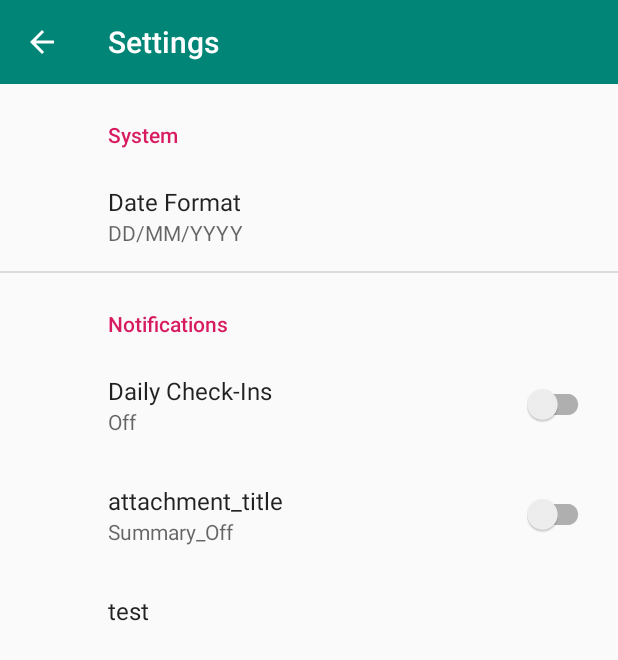
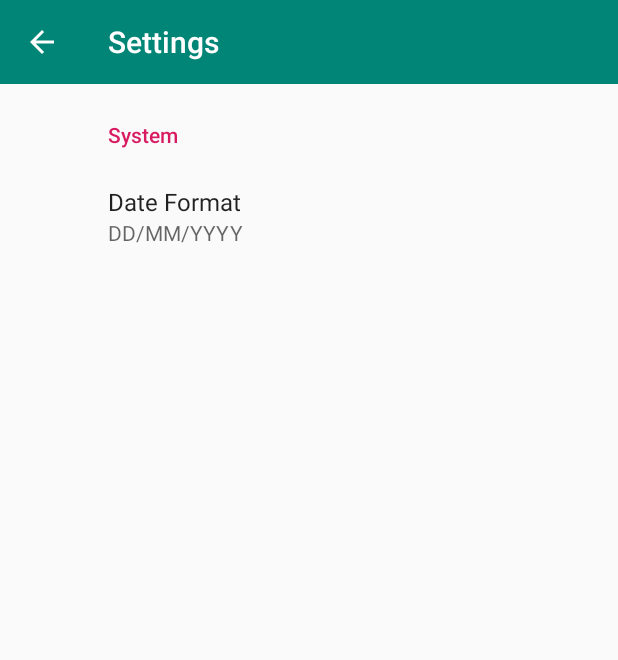
Before and after one commit to vincenty2022/ProductivityApp, an Android app: the SettingsFragment screen opened directly, with no data from a screen before it, on a phone screen of 412 x 824 dp. Shown: the top 660 px of the screen. Run offline under Robolectric (Android 15) with nearby library versions, the phone set to English and light mode, and no system bars; our stand-ins replace androidx.preference.

Commit message:
deleted experimental code

```diff
--- a/app/src/main/java/com/example/productivity/SettingsActivity.kt
+++ b/app/src/main/java/com/example/productivity/SettingsActivity.kt
@@ -87,12 +87,6 @@ class SettingsActivity : AppCompatActivity(), PreferenceFragmentCompat.OnPrefere
     }
 }
 
-class testFragment: PreferenceFragmentCompat() {
-    override fun onCreatePreferences(savedInstanceState: Bundle?, rootKey: String?) {
-        setPreferencesFromResource(R.xml.test_second_page, rootKey)
-    }
-}
-
 class SettingsFragment : PreferenceFragmentCompat() {
     override fun onCreatePreferences(savedInstanceState: Bundle?, rootKey: String?) {
         setPreferencesFromResource(R.xml.root_preferences, rootKey)
--- a/app/src/main/res/xml/root_preferences.xml
+++ b/app/src/main/res/xml/root_preferences.xml
@@ -30,27 +30,4 @@
 
     </PreferenceCategory>
 
-    <PreferenceCategory
-            app:title="@string/settings_notifications_header">
-
-        <SwitchPreferenceCompat
-                app:key="notif_onoff"
-                app:title="@string/settings_notifications_onoff"
-                app:summaryOn="@string/settings_on"
-                app:summaryOff="@string/settings_off"/>
-
-        <SwitchPreferenceCompat
-                app:key="attachment"
-                app:title="attachment_title"
-                app:summaryOn="Summary_On"
-                app:summaryOff="Summary_Off"
-                app:dependency="notif_onoff"/>
-
-        <Preference
-                app:key="toTestActivity"
-                app:title="test"
-                app:fragment="com.example.productivity.testFragment"/>
-
-    </PreferenceCategory>
-
 </androidx.preference.PreferenceScreen>
```
Also changed, not shown: app/src/main/res/layout/home_fragment.xml (+4 -10 lines), app/src/main/res/xml/test_second_page.xml (deleted, +0 -14 lines).
